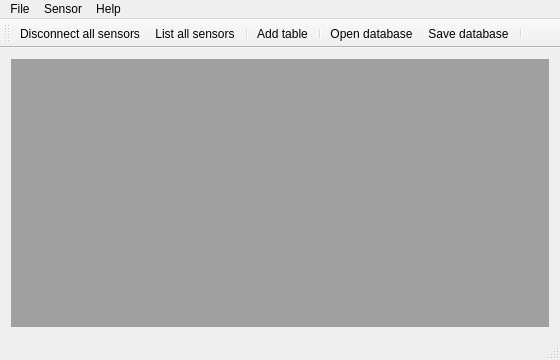
First picture: the form in iSense.ui, repository nanobrain/ISense_Revised, before the edit.
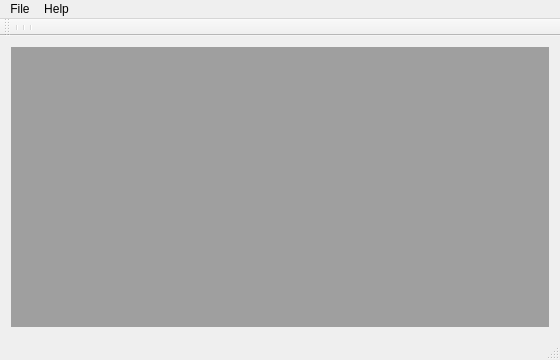
Second picture: the form after the edit. Icons and pictures are not drawn.

Patch:
```diff
--- a/iSense.ui
+++ b/iSense.ui
@@ -49,14 +49,6 @@
     <addaction name="actionExit"/>
     <addaction name="separator"/>
    </widget>
-   <widget class="QMenu" name="menuSensor">
-    <property name="title">
-     <string>Sensor</string>
-    </property>
-    <addaction name="actionList_all_sensors"/>
-    <addaction name="separator"/>
-    <addaction name="actionDisconnect_all_sensors"/>
-   </widget>
    <widget class="QMenu" name="menuHelp">
     <property name="title">
      <string>Help</string>
@@ -65,7 +57,6 @@
     <addaction name="actionAbout_QT"/>
    </widget>
    <addaction name="menuFile"/>
-   <addaction name="menuSensor"/>
    <addaction name="menuHelp"/>
   </widget>
   <widget class="QToolBar" name="mainToolBar">
@@ -81,34 +72,11 @@
    <attribute name="toolBarBreak">
     <bool>false</bool>
    </attribute>
-   <addaction name="actionDisconnect_all_sensors"/>
-   <addaction name="actionList_all_sensors"/>
    <addaction name="separator"/>
-   <addaction name="actionAdd_table"/>
    <addaction name="separator"/>
-   <addaction name="actionOpen_database"/>
-   <addaction name="actionSave_database"/>
    <addaction name="separator"/>
   </widget>
   <widget class="QStatusBar" name="statusBar"/>
-  <action name="actionList_all_sensors">
-   <property name="icon">
-    <iconset resource="icons.qrc">
-     <normaloff>:/Icons/Icons/TableSensors.png</normaloff>:/Icons/Icons/TableSensors.png</iconset>
-   </property>
-   <property name="text">
-    <string>List all sensors</string>
-   </property>
-  </action>
-  <action name="actionDisconnect_all_sensors">
-   <property name="icon">
-    <iconset resource="icons.qrc">
-     <normaloff>:/Icons/Icons/Delete.png</normaloff>:/Icons/Icons/Delete.png</iconset>
-   </property>
-   <property name="text">
-    <string>Disconnect all sensors</string>
-   </property>
-  </action>
   <action name="actionExit">
    <property name="icon">
     <iconset resource="icons.qrc">
@@ -128,36 +96,6 @@
     <string>About QT</string>
    </property>
   </action>
-  <action name="actionOpen_database">
-   <property name="icon">
-    <iconset resource="icons.qrc">
-     <normaloff>:/Icons/Icons/Open.png</normaloff>:/Icons/Icons/Open.png</iconset>
-   </property>
-   <property name="text">
-    <string>Open database</string>
-   </property>
-  </action>
-  <action name="actionSave_database">
-   <property name="icon">
-    <iconset resource="icons.qrc">
-     <normaloff>:/Icons/Icons/Save.png</normaloff>:/Icons/Icons/Save.png</iconset>
-   </property>
-   <property name="text">
-    <string>Save database</string>
-   </property>
-  </action>
-  <action name="actionAdd_table">
-   <property name="icon">
-    <iconset resource="icons.qrc">
-     <normaloff>:/Icons/Icons/TableResults.png</normaloff>:/Icons/Icons/TableResults.png</iconset>
-   </property>
-   <property name="text">
-    <string>Add table</string>
-   </property>
-   <property name="toolTip">
-    <string>Add table and select sensors to show in it</string>
-   </property>
-  </action>
  </widget>
  <layoutdefault spacing="6" margin="11"/>
  <resources>
```
